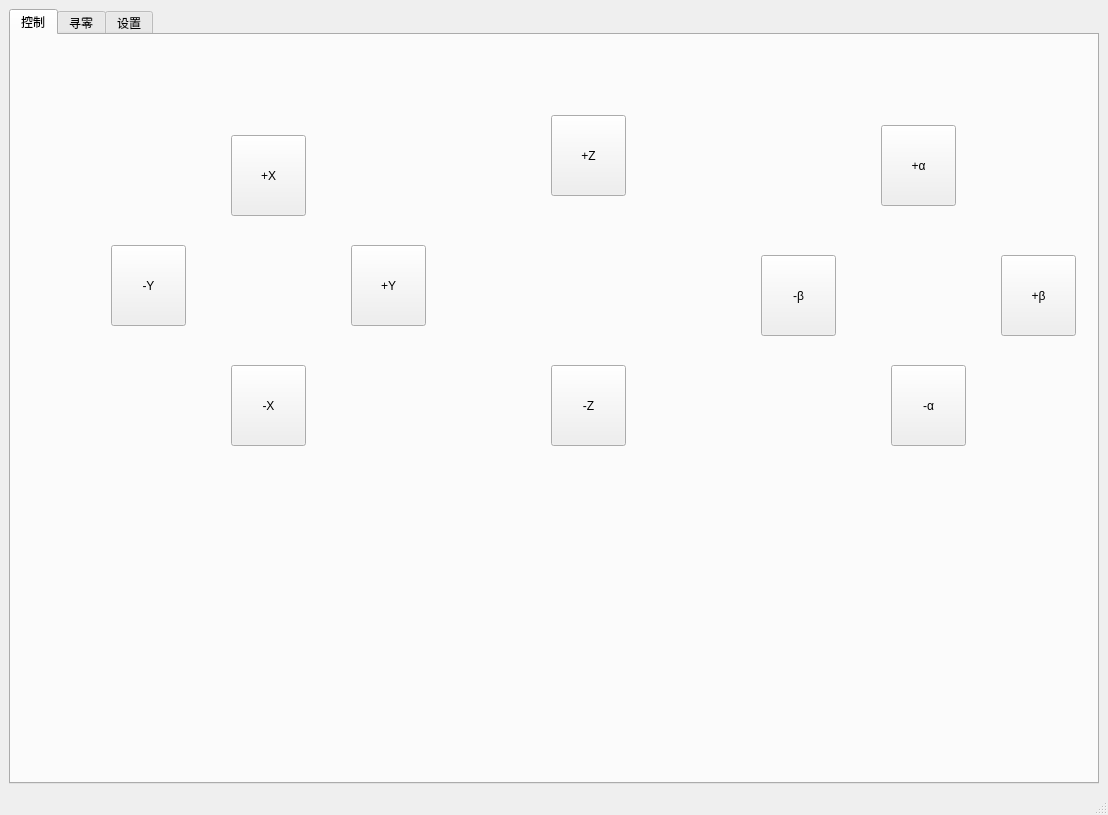
Before: the Qt Designer form program/zrcsgui/ui/zrcsgui.ui in jadenzhangrobot/zrcs, drawn with Qt 5.
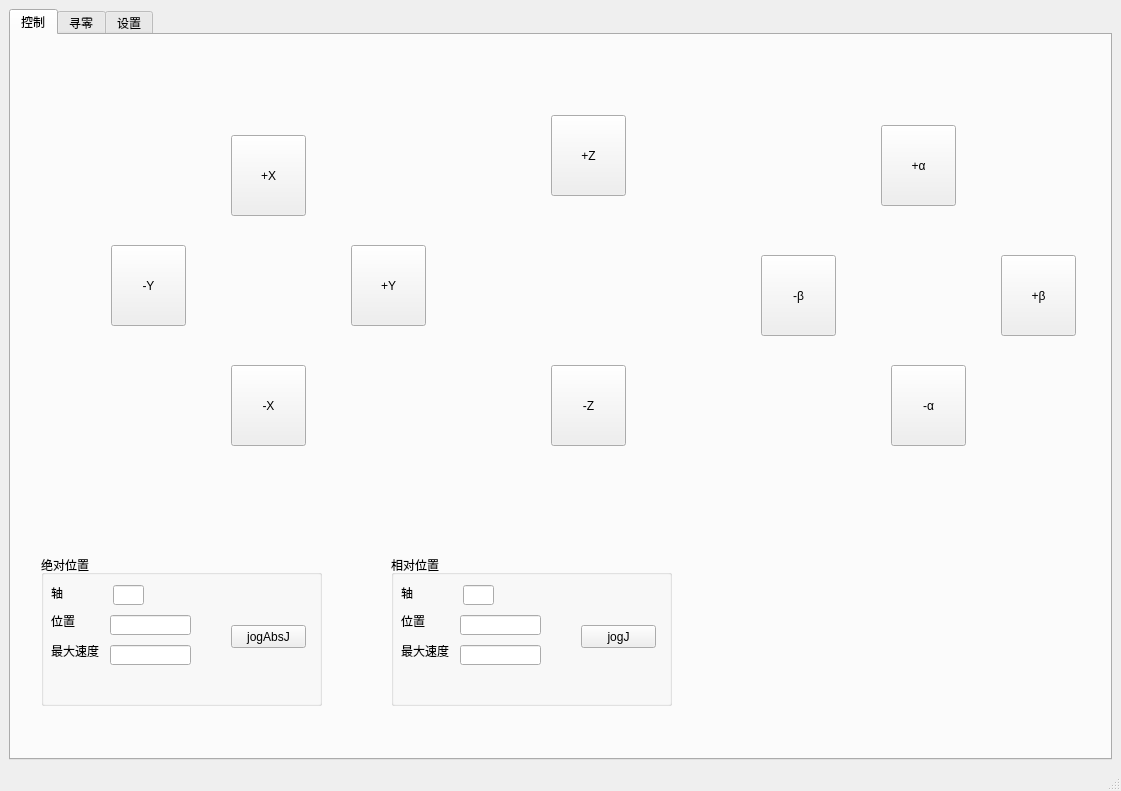
After: the same form once the commit is applied. The open tabs and pages were chosen to show the change.

Commit message: 界面添加点动和绝对运动按钮

The edit to the form file:
```diff
--- a/program/zrcsgui/ui/zrcsgui.ui
+++ b/program/zrcsgui/ui/zrcsgui.ui
@@ -6,8 +6,8 @@
    <rect>
     <x>0</x>
     <y>0</y>
-    <width>1108</width>
-    <height>815</height>
+    <width>1121</width>
+    <height>791</height>
    </rect>
   </property>
   <property name="windowTitle">
@@ -180,6 +180,222 @@
          <string>+X</string>
         </property>
        </widget>
+       <widget class="QGroupBox" name="groupBox">
+        <property name="geometry">
+         <rect>
+          <x>30</x>
+          <y>520</y>
+          <width>281</width>
+          <height>151</height>
+         </rect>
+        </property>
+        <property name="title">
+         <string>绝对位置</string>
+        </property>
+        <widget class="QLineEdit" name="lineEdit">
+         <property name="geometry">
+          <rect>
+           <x>72</x>
+           <y>30</y>
+           <width>31</width>
+           <height>20</height>
+          </rect>
+         </property>
+        </widget>
+        <widget class="QLabel" name="label">
+         <property name="geometry">
+          <rect>
+           <x>130</x>
+           <y>30</y>
+           <width>54</width>
+           <height>12</height>
+          </rect>
+         </property>
+         <property name="text">
+          <string/>
+         </property>
+        </widget>
+        <widget class="QLabel" name="label_2">
+         <property name="geometry">
+          <rect>
+           <x>10</x>
+           <y>30</y>
+           <width>21</width>
+           <height>16</height>
+          </rect>
+         </property>
+         <property name="text">
+          <string>轴</string>
+         </property>
+        </widget>
+        <widget class="QLabel" name="label_3">
+         <property name="geometry">
+          <rect>
+           <x>10</x>
+           <y>60</y>
+           <width>54</width>
+           <height>12</height>
+          </rect>
+         </property>
+         <property name="text">
+          <string>位置</string>
+         </property>
+        </widget>
+        <widget class="QLineEdit" name="lineEdit_2">
+         <property name="geometry">
+          <rect>
+           <x>69</x>
+           <y>60</y>
+           <width>81</width>
+           <height>20</height>
+          </rect>
+         </property>
+        </widget>
+        <widget class="QLabel" name="label_4">
+         <property name="geometry">
+          <rect>
+           <x>10</x>
+           <y>90</y>
+           <width>54</width>
+           <height>12</height>
+          </rect>
+         </property>
+         <property name="text">
+          <string>最大速度</string>
+         </property>
+        </widget>
+        <widget class="QLineEdit" name="lineEdit_3">
+         <property name="geometry">
+          <rect>
+           <x>69</x>
+           <y>90</y>
+           <width>81</width>
+           <height>20</height>
+          </rect>
+         </property>
+        </widget>
+        <widget class="QPushButton" name="pushButton_7">
+         <property name="geometry">
+          <rect>
+           <x>190</x>
+           <y>70</y>
+           <width>75</width>
+           <height>23</height>
+          </rect>
+         </property>
+         <property name="text">
+          <string>jogAbsJ</string>
+         </property>
+        </widget>
+       </widget>
+       <widget class="QGroupBox" name="groupBox_2">
+        <property name="geometry">
+         <rect>
+          <x>380</x>
+          <y>520</y>
+          <width>281</width>
+          <height>151</height>
+         </rect>
+        </property>
+        <property name="title">
+         <string>相对位置</string>
+        </property>
+        <widget class="QLineEdit" name="lineEdit_4">
+         <property name="geometry">
+          <rect>
+           <x>72</x>
+           <y>30</y>
+           <width>31</width>
+           <height>20</height>
+          </rect>
+         </property>
+        </widget>
+        <widget class="QLabel" name="label_5">
+         <property name="geometry">
+          <rect>
+           <x>130</x>
+           <y>30</y>
+           <width>54</width>
+           <height>12</height>
+          </rect>
+         </property>
+         <property name="text">
+          <string/>
+         </property>
+        </widget>
+        <widget class="QLabel" name="label_6">
+         <property name="geometry">
+          <rect>
+           <x>10</x>
+           <y>30</y>
+           <width>21</width>
+           <height>16</height>
+          </rect>
+         </property>
+         <property name="text">
+          <string>轴</string>
+         </property>
+        </widget>
+        <widget class="QLabel" name="label_7">
+         <property name="geometry">
+          <rect>
+           <x>10</x>
+           <y>60</y>
+           <width>54</width>
+           <height>12</height>
+          </rect>
+         </property>
+         <property name="text">
+          <string>位置</string>
+         </property>
+        </widget>
+        <widget class="QLineEdit" name="lineEdit_5">
+         <property name="geometry">
+          <rect>
+           <x>69</x>
+           <y>60</y>
+           <width>81</width>
+           <height>20</height>
+          </rect>
+         </property>
+        </widget>
+        <widget class="QLabel" name="label_8">
+         <property name="geometry">
+          <rect>
+           <x>10</x>
+           <y>90</y>
+           <width>54</width>
+           <height>12</height>
+          </rect>
+         </property>
+         <property name="text">
+          <string>最大速度</string>
+         </property>
+        </widget>
+        <widget class="QLineEdit" name="lineEdit_6">
+         <property name="geometry">
+          <rect>
+           <x>69</x>
+           <y>90</y>
+           <width>81</width>
+           <height>20</height>
+          </rect>
+         </property>
+        </widget>
+        <widget class="QPushButton" name="pushButton_8">
+         <property name="geometry">
+          <rect>
+           <x>190</x>
+           <y>70</y>
+           <width>75</width>
+           <height>23</height>
+          </rect>
+         </property>
+         <property name="text">
+          <string>jogJ</string>
+         </property>
+        </widget>
+       </widget>
       </widget>
       <widget class="QWidget" name="tab_2">
        <attribute name="title">
```
Left out of the diff: 6 changed lines with no effect on the pictures.
